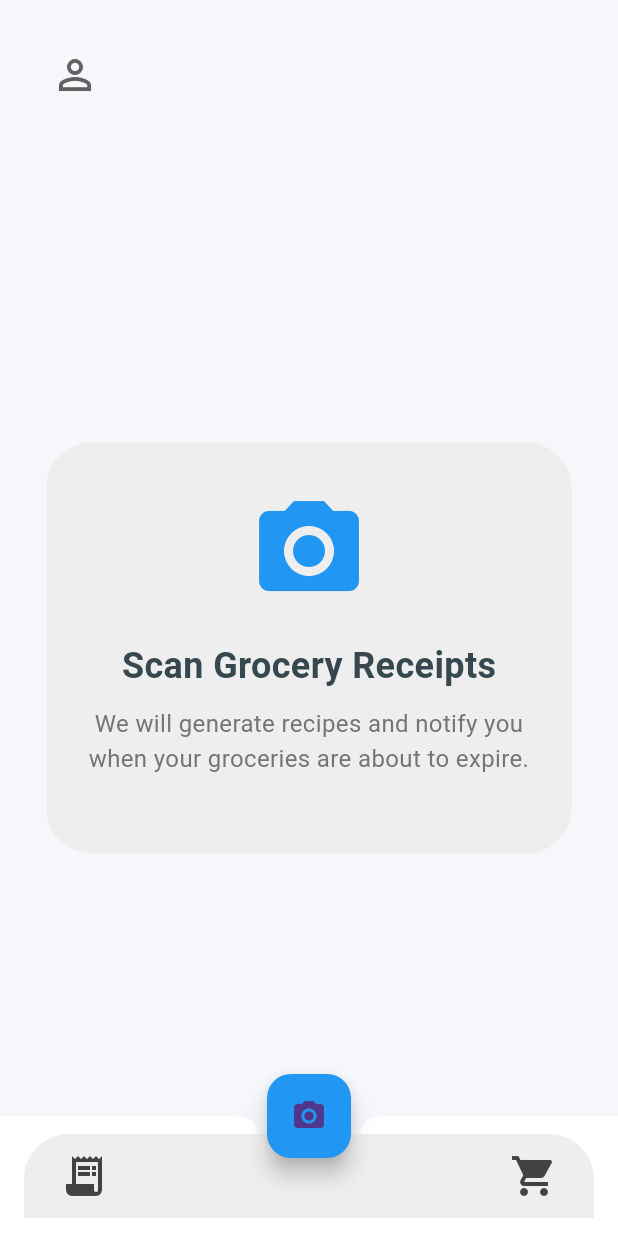
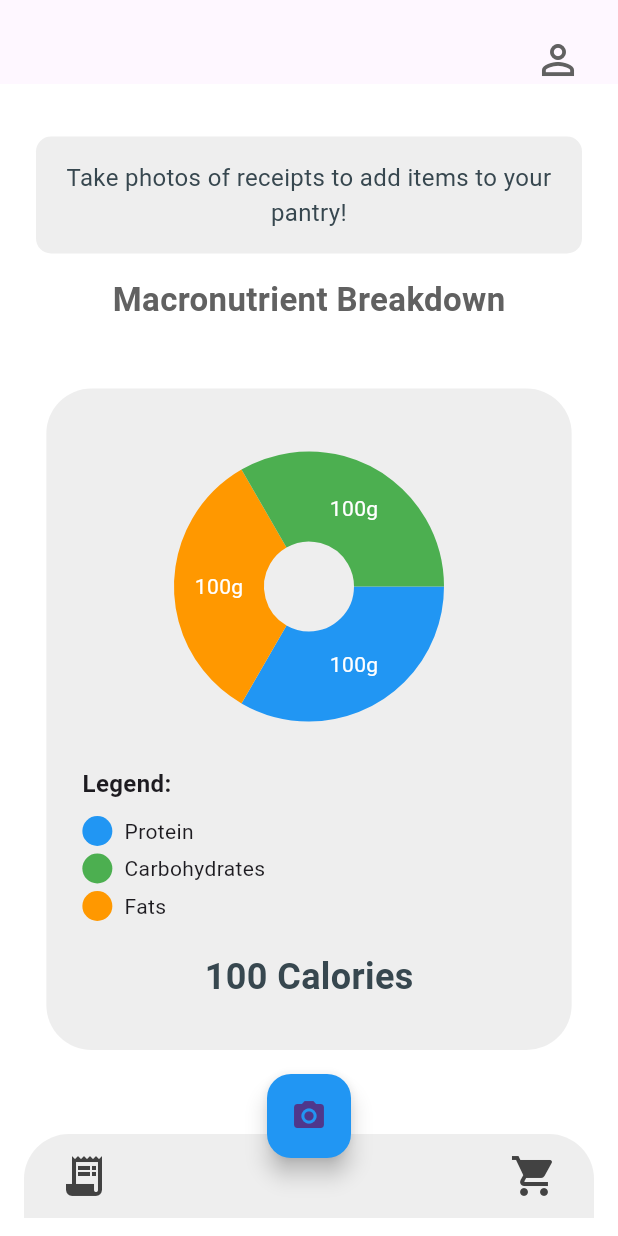
Before and after one commit to ifeng6/CIC-Hackathon-2024, a Flutter app: the ReceiptScannerPage screen opened directly, on a phone screen of 412 x 824 dp. Run offline on Flutter 3.47's test engine with Material 3 defaults, Android fonts, the phone set to English and light mode, and no system bars; drawn by our look-alikes of fl_chart; our stand-ins replace fluttertoast, hive, hive_flutter, image_picker; accounts and stored records are empty; network calls fail.

Commit message:
home screen

```diff
--- a/smart_macro/lib/loading_screens/profile_loading.dart
+++ b/smart_macro/lib/loading_screens/profile_loading.dart
@@ -2,6 +2,7 @@ import 'package:flutter/material.dart';
 import 'package:fluttertoast/fluttertoast.dart';
 import 'package:hive/hive.dart';
 import 'package:smart_macro/models/activity_level.dart';
+import 'package:smart_macro/screens/home_screen.dart';
 import 'package:smart_macro/utils/http_utils.dart';
 
 
@@ -49,12 +50,22 @@ class _ProfileLoadingScreenState extends State<ProfileLoadingScreen> {
 
       print(response);
 
+      double calories = response['calories'];
+      double protein = response['protein'];
+      double fats = response['fat'];
+      double carbs = response['carbs'];
+
+      // Add the stuff in the hive box
+      userProfileBox.put("calories", calories);
+      userProfileBox.put("protein", protein);
+      userProfileBox.put("fats", fats);
+      userProfileBox.put("carbs", carbs);
+
       // Assuming you receive a response and need to navigate to the next page
-      // For example:
-      // Navigator.pushReplacement(
-      //   context,
-      //   MaterialPageRoute(builder: (context) => NextScreen()),
-      // );
+      Navigator.pushReplacement(
+        context,
+        MaterialPageRoute(builder: (context) => ReceiptScannerPage()),
+      );
 
     } catch (error) {
       print("Error sending profile data: $error");
--- a/smart_macro/lib/screens/home_screen.dart
+++ b/smart_macro/lib/screens/home_screen.dart
@@ -1,10 +1,9 @@
 import 'dart:io';
 import 'package:flutter/material.dart';
+import 'package:fl_chart/fl_chart.dart';  // Import FL Chart
 import 'package:hive/hive.dart';
 import 'package:image_picker/image_picker.dart';
 import 'package:smart_macro/loading_screens/macro_loading.dart';
-import 'package:smart_macro/loading_screens/pantry_loading.dart';
-import 'package:smart_macro/loading_screens/receipt_loading.dart';
 import 'package:smart_macro/models/item_type.dart';
 import 'package:smart_macro/models/macro.dart';
 import 'package:smart_macro/models/pantry_item.dart';
@@ -22,20 +21,26 @@ class _ReceiptScannerPageState extends State<ReceiptScannerPage> {
   final ImagePicker _picker = ImagePicker();
   var userProfileBox = Hive.box('userProfile');
   String? name;
+  double? calories;
+  double? protein;
+  double? fats;
+  double? carbs;
 
   @override
   void initState() {
     super.initState();
     name = userProfileBox.get("name", defaultValue: null);
+    calories = userProfileBox.get("calories", defaultValue: 100.0);
+    protein = userProfileBox.get("protein", defaultValue: 100.0);
+    fats = userProfileBox.get("fats", defaultValue: 100.0);
+    carbs = userProfileBox.get("carbs", defaultValue: 100.0);
   }
 
   Future<void> _scanReceipt() async {
     final XFile? xFile = await _picker.pickImage(source: ImageSource.camera);
 
     if (xFile != null) {
-      // Convert XFile to File
       File imageFile = File(xFile.path);
-
       Navigator.push(
         context,
         MaterialPageRoute(builder: (context) => MacroLoadingPage(imageFile: imageFile)),
@@ -143,22 +148,14 @@ class _ReceiptScannerPageState extends State<ReceiptScannerPage> {
     ];
   }
 
-
   @override
   Widget build(BuildContext context) {
     return Scaffold(
-      backgroundColor: Color(0xFFF5F7FA), // Background similar to your image
-      body: SafeArea(
-        child: Stack(
-          children: [
-            Column(
-              crossAxisAlignment: CrossAxisAlignment.start,
-              children: [
-                // Profile icon at the top left
-                Padding(
-                  padding: const EdgeInsets.all(10.0),
-                  child: Row(
-                    mainAxisSize: MainAxisSize.min, // Use min to wrap the contents
+      backgroundColor: Colors.white,
+      appBar: AppBar(
+        actions: [
+          Row(
+            mainAxisSize: MainAxisSize.min,
             children: [
               IconButton(
                 icon: Padding(
@@ -176,61 +173,109 @@ class _ReceiptScannerPageState extends State<ReceiptScannerPage> {
                   );
                 },
               ),
-                      // Display the name if it's not null
-                      if (name != null) // Ensure `name` is defined in your context
+            ],
+          ),
+        ],
+      ),
+      body: SafeArea(
+        child: Column(
+          crossAxisAlignment: CrossAxisAlignment.center,
+          children: [
             Padding(
-                          padding: const EdgeInsets.only(left: 0.0), // Add some space between icon and name
+              padding: const EdgeInsets.all(10.0),
+              child: Row(
+                mainAxisSize: MainAxisSize.min,
+                mainAxisAlignment: MainAxisAlignment.start,
+                children: [
+                  if (name != null)
+                    Padding(
+                      padding: const EdgeInsets.only(left: 0.0),
                       child: Text(
-                            name!, // Use the variable that contains the name
+                        'Welcome, $name!',  // Dynamic welcome message
                         style: TextStyle(
-                              fontSize: 18, // You can adjust the font size as needed
-                              color: Colors.grey[700], // Match the color with the icon
+                          fontSize: 28,
+                          color: Colors.grey[700],
+                          fontWeight: FontWeight.bold,
                         ),
                       ),
                     ),
                 ],
               ),
             ),
+            SizedBox(height: 15),
 
-                SizedBox(height: 20),
-                // Center content
+            // Instructions block
+            Padding(
+              padding: const EdgeInsets.symmetric(horizontal: 24),
+              child: Container(
+                padding: EdgeInsets.all(16),
+                decoration: BoxDecoration(
+                  color: Colors.grey[200],
+                  borderRadius: BorderRadius.circular(10),
+                ),
+                child: Text(
+                  "Take photos of receipts to add items to your pantry!",
+                  style: TextStyle(
+                    fontSize: 16,
+                    color: Colors.blueGrey[800],
+                  ),
+                  textAlign: TextAlign.center,
+                ),
+              ),
+            ),
+
+            SizedBox(height: 15),
+
+            Padding(
+              padding: const EdgeInsets.symmetric(horizontal: 10.0),
+              child: Text(
+                'Macronutrient Breakdown',
+                style: TextStyle(
+                  fontSize: 22,
+                  color: Colors.grey[700],
+                  fontWeight: FontWeight.bold,
+                ),
+              ),
+            ),
+
+            // Center content with pie chart and legend
             Expanded(
               child: Center(
                 child: Container(
                   padding: EdgeInsets.symmetric(horizontal: 24, vertical: 32),
                   decoration: BoxDecoration(
-                        color: Colors.grey[200], // Light grey rounded box
+                    color: Colors.grey[200],
                     borderRadius: BorderRadius.circular(30),
                   ),
                   width: MediaQuery.of(context).size.width * 0.85,
                   child: Column(
                     mainAxisSize: MainAxisSize.min,
                     children: [
-                          // Scanning icon
-                          Icon(
-                            Icons.camera_alt,
-                            size: 80, // Adjust the size as needed
-                            color: Colors.blue,
+                      // Pie chart widget
+                      SizedBox(
+                        height: 200, // Adjust height as necessary
+                        child: PieChart(
+                          PieChartData(
+                            sections: showingSections(),
+                            centerSpaceRadius: 30,
+                            sectionsSpace: 0,
+                          ),
+                        ),
                       ),
                       SizedBox(height: 20),
+
+                      // Add color legend here
+                      _buildColorLegend(),
+                      SizedBox(height: 20),
+
                       Text(
-                            'Scan Grocery Receipts',
+                        '${calories?.toInt() ?? 0} Calories',
                         style: TextStyle(
                           fontSize: 24,
                           fontWeight: FontWeight.bold,
                           color: Colors.blueGrey[800],
                         ),
                       ),
-                          SizedBox(height: 10),
-                          Text(
-                            'We will generate recipes and notify you when your groceries are about to expire.',
-                            textAlign: TextAlign.center,
-                            style: TextStyle(
-                              fontSize: 16,
-                              color: Colors.grey[600],
-                            ),
-                          ),
-                          SizedBox(height: 20),
                     ],
                   ),
                 ),
@@ -238,17 +283,14 @@ class _ReceiptScannerPageState extends State<ReceiptScannerPage> {
             ),
           ],
         ),
-          ],
       ),
-      ),
-      // Rounded corner box at the bottom with three icon buttons
       floatingActionButtonLocation: FloatingActionButtonLocation.centerDocked,
       floatingActionButton: FloatingActionButton(
-        onPressed: _scanReceipt, // Action for Scan button
+        onPressed: _scanReceipt,
         child: Icon(Icons.camera_alt),
         backgroundColor: Colors.blue,
         shape: RoundedRectangleBorder(
-          borderRadius: BorderRadius.circular(16), // Rounded corners for the FAB
+          borderRadius: BorderRadius.circular(16),
         ),
       ),
       bottomNavigationBar: BottomAppBar(
@@ -257,12 +299,12 @@ class _ReceiptScannerPageState extends State<ReceiptScannerPage> {
         color: Colors.white,
         elevation: 10,
         child: Container(
-          height: 100, // Increased height of the bottom bar
+          height: 100,
           padding: EdgeInsets.symmetric(horizontal: 16),
           decoration: BoxDecoration(
-            color: Colors.grey[200], // Light grey color
+            color: Colors.grey[200],
             borderRadius: BorderRadius.only(
-              topLeft: Radius.circular(30), // Rounded corners for the box
+              topLeft: Radius.circular(30),
               topRight: Radius.circular(30),
             ),
           ),
@@ -271,34 +313,21 @@ class _ReceiptScannerPageState extends State<ReceiptScannerPage> {
             children: [
               IconButton(
                 icon: Icon(Icons.receipt_long),
-                iconSize: 32, // Adjusted icon size
+                iconSize: 32,
                 color: Colors.grey[800],
                 onPressed: () {
-                  // Navigate to ReceiptLoadingPage
-                  // Navigator.push(
-                  //   context,
-                  //   MaterialPageRoute(builder: (context) => ReceiptLoadingPage()),
-                  // );
-
-
                   Navigator.push(
                     context,
                     MaterialPageRoute(builder: (context) => ReceiptScreen(receipts: _generateSampleReceipts(),)),
                   );
                 },
               ),
-              SizedBox(width: 48), // Space for the floating action button
+              SizedBox(width: 48),
               IconButton(
                 icon: Icon(Icons.local_grocery_store),
-                iconSize: 32, // Adjusted icon size
+                iconSize: 32,
                 color: Colors.grey[800],
                 onPressed: () {
-                  // // Navigate to PantryLoadingPage
-                  // Navigator.push(
-                  //   context,
-                  //   MaterialPageRoute(builder: (context) => PantryLoadingPage()),
-                  // );
-
                   Navigator.push(
                     context,
                     MaterialPageRoute(builder: (context) => PantryScreen(pantryItems: generatePantryItems(),)),
@@ -311,4 +340,107 @@ class _ReceiptScannerPageState extends State<ReceiptScannerPage> {
       ),
     );
   }
+
+  // Helper method to build the color legend for the pie chart
+  Widget _buildColorLegend() {
+    return Column(
+      crossAxisAlignment: CrossAxisAlignment.start,
+      children: [
+        Text(
+          'Legend:',
+          style: TextStyle(fontSize: 16, fontWeight: FontWeight.bold),
+        ),
+        const SizedBox(height: 10),
+        Row(
+          children: [
+            _buildLegendColorCircle(Colors.blue),
+            SizedBox(width: 8),
+            Text('Protein'),
+          ],
+        ),
+        const SizedBox(height: 5),
+        Row(
+          children: [
+            _buildLegendColorCircle(Colors.green),
+            SizedBox(width: 8),
+            Text('Carbohydrates'),
+          ],
+        ),
+        const SizedBox(height: 5),
+        Row(
+          children: [
+            _buildLegendColorCircle(Colors.orange),
+            SizedBox(width: 8),
+            Text('Fats'),
+          ],
+        ),
+      ],
+    );
   }
+
+  // Helper method to create a circular color legend item
+  Widget _buildLegendColorCircle(Color color) {
+    return Container(
+      width: 20,
+      height: 20,
+      decoration: BoxDecoration(
+        color: color,
+        shape: BoxShape.circle, // Makes the container circular
+      ),
+    );
+  }
+
+
+  List<PieChartSectionData> showingSections() {
+    final List<PieChartSectionData> sections = [];
+    const colorMap = {
+      'protein': Colors.blue,
+      'carbs': Colors.orange,
+      'fats': Colors.green,
+    };
+
+    // Protein section
+    if (protein! > 0) {
+      sections.add(PieChartSectionData(
+        value: protein!,
+        color: colorMap['protein']!,
+        title: '${protein!.toInt()}g',
+        radius: 60,
+        titleStyle: const TextStyle(
+          fontSize: 14,
+          color: Colors.white,
+        ),
+      ));
+    }
+
+    // Carbs section
+    if (carbs! > 0) {
+      sections.add(PieChartSectionData(
+        value: carbs!,
+        color: colorMap['carbs']!,
+        title: '${carbs!.toInt()}g',
+        radius: 60,
+        titleStyle: const TextStyle(
+          fontSize: 14,
+          color: Colors.white,
+        ),
+      ));
+    }
+
+    // Fats section
+    if (fats! > 0) {
+      sections.add(PieChartSectionData(
+        value: fats!,
+        color: colorMap['fats']!,
+        title: '${fats!.toInt()}g',
+        radius: 60,
+        titleStyle: const TextStyle(
+          fontSize: 14,
+          color: Colors.white,
+        ),
+      ));
+    }
+
+    return sections;
+  }
+}
```
Lines whose indentation alone changed are shown as unchanged.
